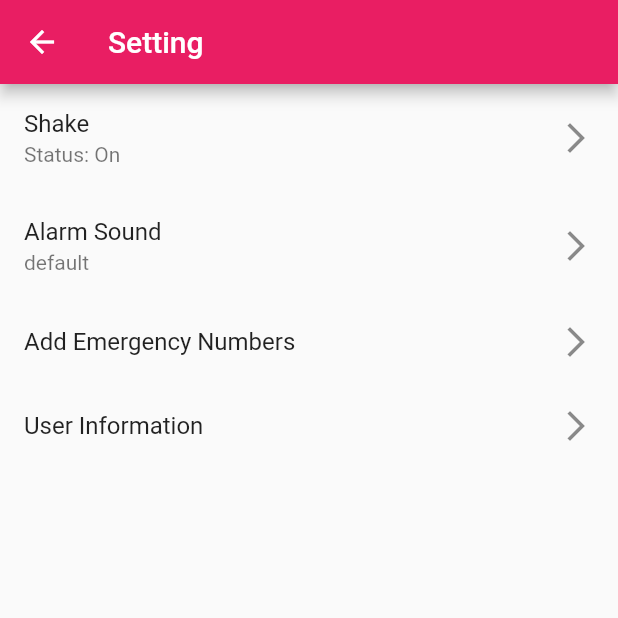
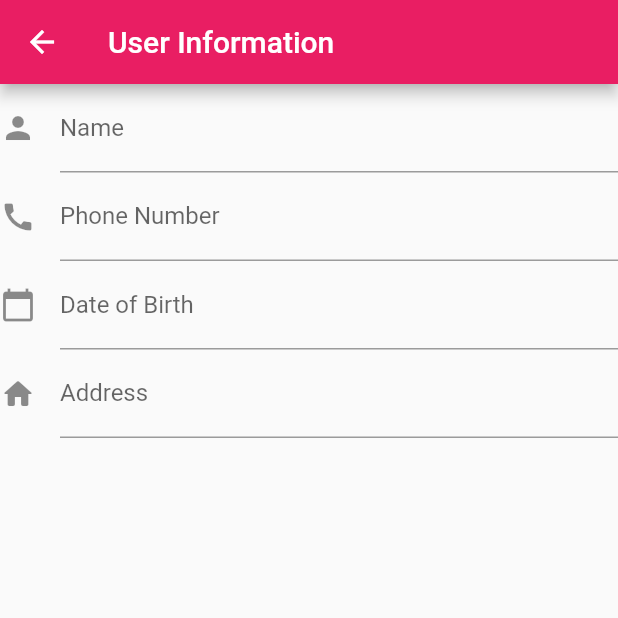
Before and after one commit to TiaraMichikoh/Wireless-progress-2, a Flutter app: the SettingPage screen opened by its route, after a tap on "User Information", on a phone screen of 412 x 824 dp, the top half of it. Run offline on Flutter 3.47's test engine with Material 2 defaults, Android fonts, the phone set to English and light mode, and no system bars.

Commit message:
Update main.dart

```diff
--- a/lib/main.dart
+++ b/lib/main.dart
@@ -152,12 +152,24 @@ class SettingPage extends StatelessWidget {
             title: Text('Add Emergency Numbers'),
             trailing: Icon(Icons.arrow_forward_ios),
             onTap: () {
+              Navigator.push(
+                context,
+                MaterialPageRoute(
+                    builder: (context)=>add3Emergen()
+                ),
+              );
             },
           ),
           ListTile(
             title: Text('User Information'),
             trailing: Icon(Icons.arrow_forward_ios),
             onTap: () {
+              Navigator.push(
+                context,
+                MaterialPageRoute(
+                    builder: (context)=>infoPage()
+                ),
+              );
             },
           ),
         ],
@@ -165,3 +177,83 @@ class SettingPage extends StatelessWidget {
     );
   }
 }
+// ignore: camel_case_types
+class infoPage extends StatelessWidget {
+  @override
+  Widget build(BuildContext context) {
+    return Scaffold(
+      appBar: AppBar(
+        title: Text('User Information'),
+      ),
+      body: Column(
+          children: [
+            TextFormField(
+              decoration: const InputDecoration(
+                icon: Icon(Icons.person),
+                hintText: 'Firstname - Lastname',
+                labelText: 'Name',
+              ),
+            ),
+            TextFormField(
+              decoration: const InputDecoration(
+                icon: Icon(Icons.call),
+                hintText: 'xxx-xxx-xxxx',
+                labelText: 'Phone Number',
+              ),
+            ),
+            TextFormField(
+              decoration: const InputDecoration(
+                icon: Icon(Icons.calendar_today),
+                hintText: 'xx-xx-xxxx',
+                labelText: 'Date of Birth',
+              ),
+            ),
+            TextFormField(
+              decoration: const InputDecoration(
+                icon: Icon(Icons.home_rounded),
+                hintText: 'Current Address',
+                labelText: 'Address',
+              ),
+            ),
+          ]
+      ),
+    );
+  }
+}
+
+// ignore: camel_case_types
+class add3Emergen extends StatelessWidget {
+  @override
+  Widget build(BuildContext context) {
+    return Scaffold(
+      appBar: AppBar(
+        title: Text('Emergency Numbers'),
+      ),
+      body: Column(
+          children: [
+            TextFormField(
+              decoration: const InputDecoration(
+                icon: Icon(Icons.call),
+                hintText: 'xxx-xxx-xxxx',
+                labelText: 'Phone Number #1',
+              ),
+            ),
+            TextFormField(
+              decoration: const InputDecoration(
+                icon: Icon(Icons.call),
+                hintText: 'xxx-xxx-xxxx',
+                labelText: 'Phone Number #2',
+              ),
+            ),
+            TextFormField(
+              decoration: const InputDecoration(
+                icon: Icon(Icons.call),
+                hintText: 'xxx-xxx-xxxx',
+                labelText: 'Phone Number #3',
+              ),
+            ),
+          ]
+      ),
+    );
+  }
+}
```
